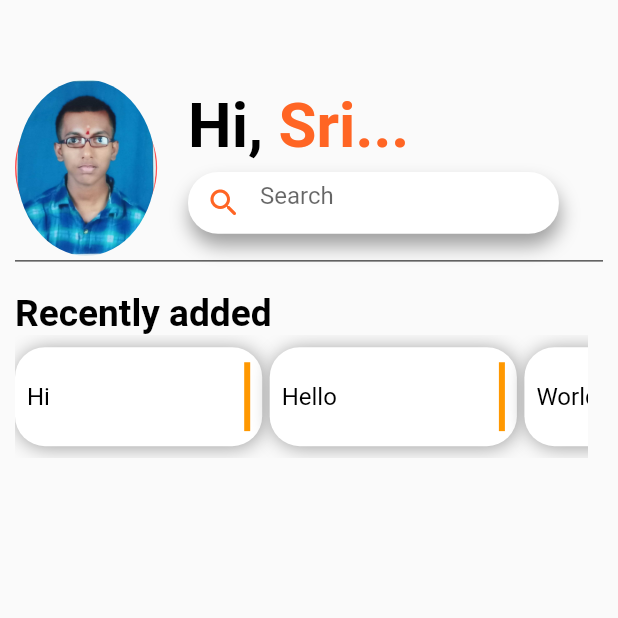
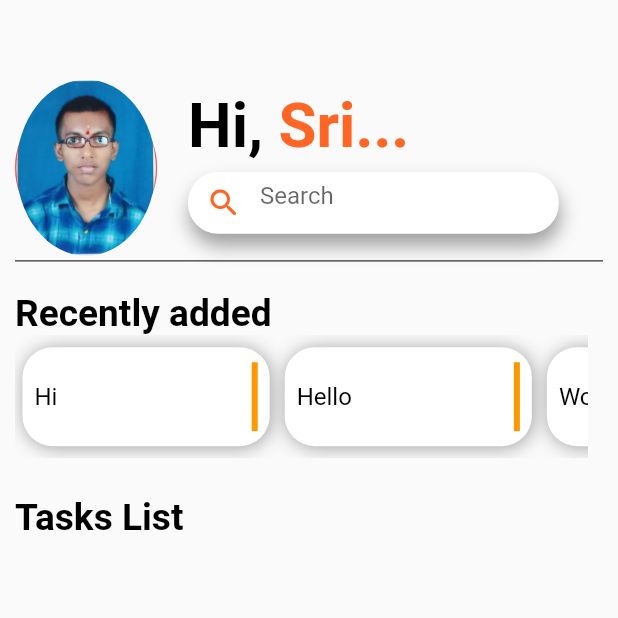
Before and after one commit to srikrishna0874/Expressive-Responsive-Todo-App, a Flutter app: the ShowTasksPage screen opened directly, on a phone screen of 412 x 824 dp, the top half of it. Run offline on Flutter 3.47's test engine with Material 2 defaults, Android fonts, the light colour scheme and no system bars; our stand-ins replace delayed_display; missing offline and left inert: text_divider.

Commit message:
Update Show Tasks

```diff
--- a/lib/showTasksPage.dart
+++ b/lib/showTasksPage.dart
@@ -166,18 +166,18 @@ class _ShowTasksPageState extends State<ShowTasksPage> {
                         ),
                       ],
                     ),
-                    Container(
+                    SizedBox(
                       width: screenWidth,
-                      height: screenHeight*0.1,
+                      height: screenHeight * 0.1,
                       child: SingleChildScrollView(
                         scrollDirection: Axis.horizontal,
                         child: Row(
                           children: ele.map((value) {
                             return Container(
-                              width: screenWidth*0.4,
+                              width: screenWidth * 0.4,
                               height: screenHeight * 0.08,
-                              margin: EdgeInsets.only(right: 5.0),
-                              padding: EdgeInsets.only(top: 10,bottom: 10),
+                              margin: EdgeInsets.only(right: 5.0, left: 5.0),
+                              padding: EdgeInsets.only(top: 10, bottom: 10),
                               decoration: BoxDecoration(
                                 borderRadius: BorderRadius.circular(20),
                                 color: Colors.white,
@@ -186,9 +186,9 @@ class _ShowTasksPageState extends State<ShowTasksPage> {
                                     color: Colors.grey,
                                     spreadRadius: 0,
                                     blurRadius: 10,
-                                    offset: Offset(1,1),
+                                    offset: Offset(1, 1),
                                   )
-                                ]
+                                ],
                               ),
                               child: Stack(
                                 children: [
@@ -220,6 +220,21 @@ class _ShowTasksPageState extends State<ShowTasksPage> {
                         ),
                       ),
                     ),
+                    SizedBox(
+                      height: screenHeight*0.03,
+                    ),
+                    Row(
+                      children: [
+                        Text(
+                          "Tasks List",
+                          style: TextStyle(
+                            color: Colors.black,
+                            fontWeight: FontWeight.bold,
+                            fontSize: screenWidth * 0.06,
+                          ),
+                        ),
+                      ],
+                    ),
                   ],
                 ),
               ),
```
